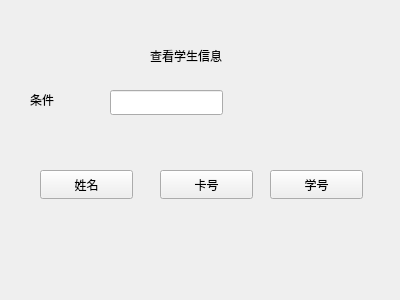
kagura114/NetCard, file viewstudentinfo.ui: the form before one commit.
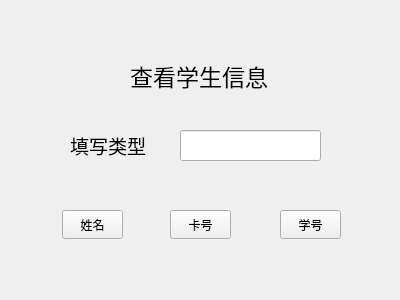
The form after the commit.

```diff
--- a/viewstudentinfo.ui
+++ b/viewstudentinfo.ui
@@ -16,12 +16,17 @@
   <widget class="QLabel" name="label">
    <property name="geometry">
     <rect>
-     <x>150</x>
-     <y>40</y>
-     <width>121</width>
+     <x>130</x>
+     <y>60</y>
+     <width>151</width>
      <height>31</height>
     </rect>
    </property>
+   <property name="font">
+    <font>
+     <pointsize>17</pointsize>
+    </font>
+   </property>
    <property name="text">
     <string>查看学生信息</string>
    </property>
@@ -29,32 +34,37 @@
   <widget class="QLineEdit" name="condition">
    <property name="geometry">
     <rect>
-     <x>110</x>
-     <y>90</y>
-     <width>113</width>
-     <height>25</height>
+     <x>180</x>
+     <y>130</y>
+     <width>141</width>
+     <height>31</height>
     </rect>
    </property>
   </widget>
   <widget class="QLabel" name="label_2">
    <property name="geometry">
     <rect>
-     <x>30</x>
-     <y>90</y>
-     <width>63</width>
-     <height>20</height>
+     <x>70</x>
+     <y>130</y>
+     <width>81</width>
+     <height>31</height>
     </rect>
    </property>
+   <property name="font">
+    <font>
+     <pointsize>14</pointsize>
+    </font>
+   </property>
    <property name="text">
-    <string>条件</string>
+    <string>填写类型</string>
    </property>
   </widget>
   <widget class="QPushButton" name="Qname">
    <property name="geometry">
     <rect>
-     <x>40</x>
-     <y>170</y>
-     <width>93</width>
+     <x>62</x>
+     <y>210</y>
+     <width>61</width>
      <height>29</height>
     </rect>
    </property>
@@ -65,9 +75,9 @@
   <widget class="QPushButton" name="QID">
    <property name="geometry">
     <rect>
-     <x>160</x>
-     <y>170</y>
-     <width>93</width>
+     <x>170</x>
+     <y>210</y>
+     <width>61</width>
      <height>29</height>
     </rect>
    </property>
@@ -78,9 +88,9 @@
   <widget class="QPushButton" name="QSchoolID">
    <property name="geometry">
     <rect>
-     <x>270</x>
-     <y>170</y>
-     <width>93</width>
+     <x>280</x>
+     <y>210</y>
+     <width>61</width>
      <height>29</height>
     </rect>
    </property>
```
